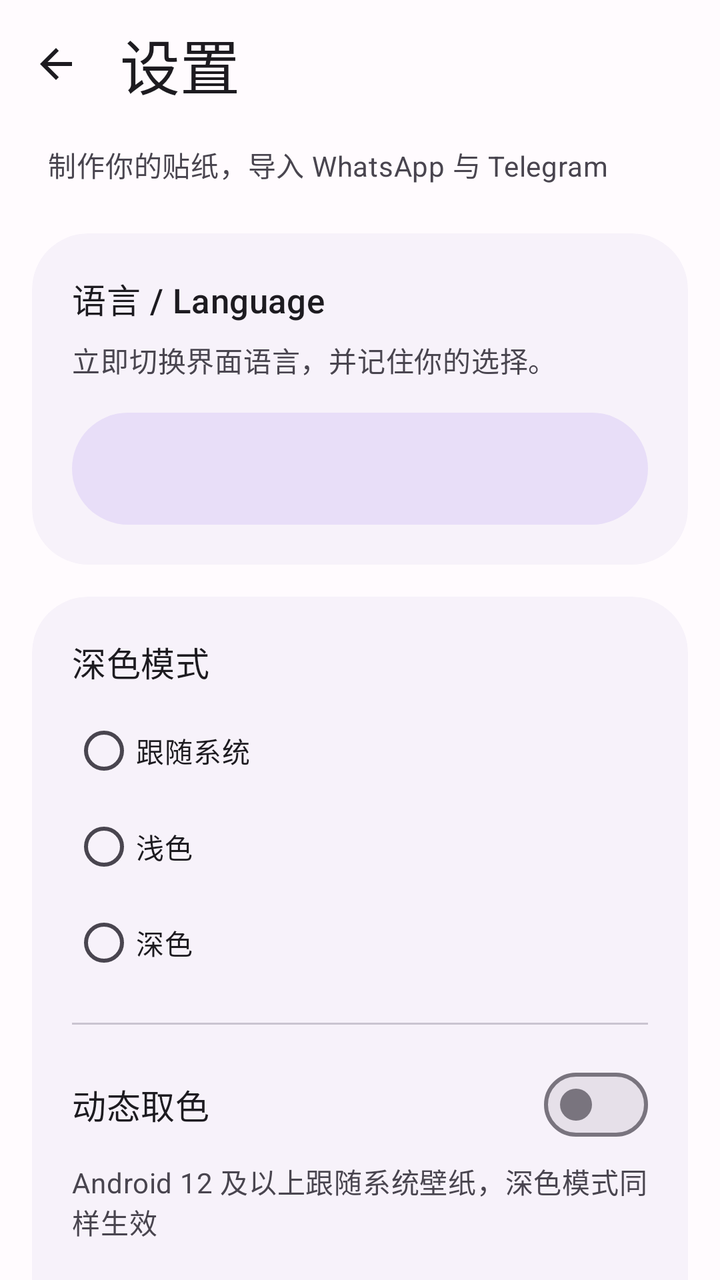
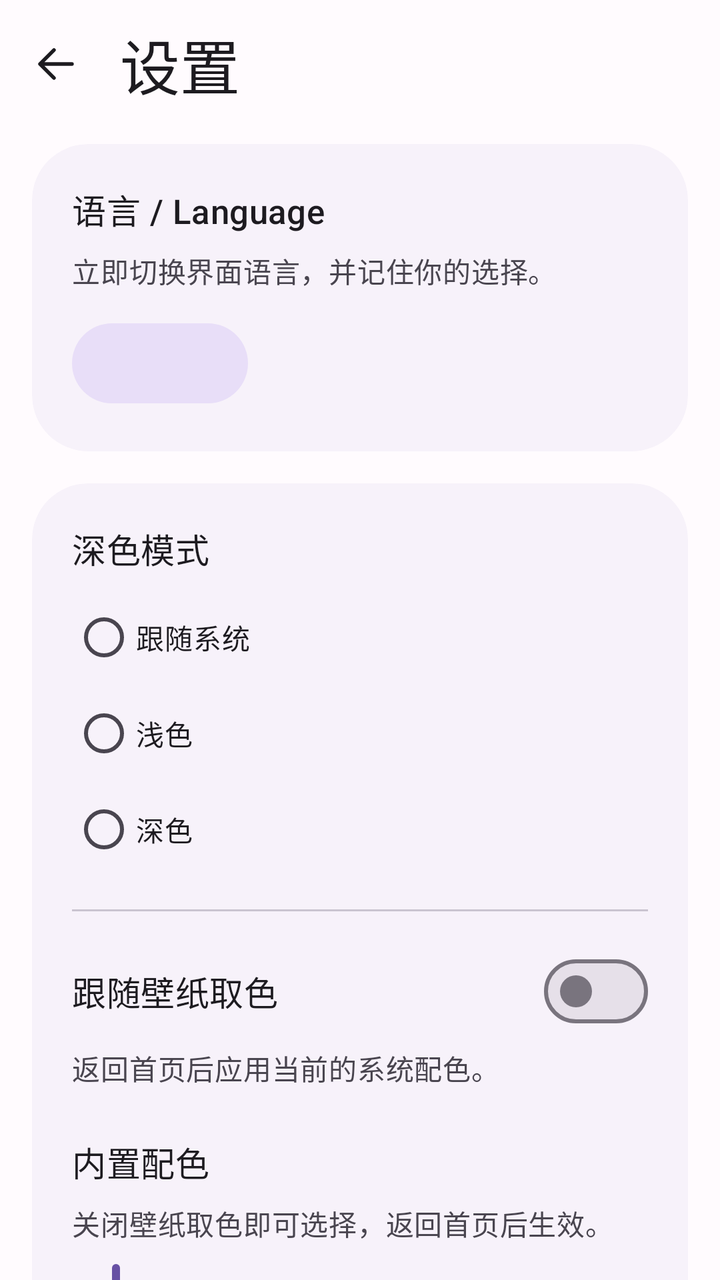

The first picture is an Android layout as it rendered before a commit; the second is the same layout after the commit. The layout source and the unified diff follow.
<!-- AndroidManifest.xml: application theme AppTheme -->
<!-- res/layout/activity_settings.xml -->
<?xml version="1.0" encoding="utf-8"?>
<androidx.coordinatorlayout.widget.CoordinatorLayout
    xmlns:android="http://schemas.android.com/apk/res/android"
    xmlns:app="http://schemas.android.com/apk/res-auto"
    android:id="@+id/settings_root"
    android:layout_width="match_parent"
    android:layout_height="match_parent"
    android:background="?attr/colorSurface">

    <com.google.android.material.appbar.AppBarLayout
        android:layout_width="match_parent"
        android:layout_height="wrap_content"
        android:background="?attr/colorSurface"
        android:stateListAnimator="@null"
        app:elevation="0dp"
        app:liftOnScroll="false">

        <com.google.android.material.appbar.MaterialToolbar
            android:id="@+id/settings_toolbar"
            android:layout_width="match_parent"
            android:layout_height="?attr/actionBarSize"
            app:navigationIcon="@drawable/ic_back"
            app:navigationContentDescription="@string/main_title"
            app:title="@string/settings_title"
            app:titleTextAppearance="@style/TextAppearance.App.Headline" />
    </com.google.android.material.appbar.AppBarLayout>

    <androidx.core.widget.NestedScrollView
        android:layout_width="match_parent"
        android:layout_height="match_parent"
        android:clipToPadding="false"
        android:fillViewport="true"
        app:layout_behavior="@string/appbar_scrolling_view_behavior">

        <LinearLayout
            android:layout_width="match_parent"
            android:layout_height="wrap_content"
            android:orientation="vertical"
            android:paddingStart="16dp"
            android:paddingTop="8dp"
            android:paddingEnd="16dp"
            android:paddingBottom="32dp">

            <TextView
                android:layout_width="match_parent"
                android:layout_height="wrap_content"
                android:layout_marginStart="8dp"
                android:layout_marginEnd="8dp"
                android:layout_marginBottom="24dp"
                android:text="@string/main_subtitle"
                android:textAppearance="@style/TextAppearance.App.Body"
                android:textColor="?attr/colorOnSurfaceVariant" />

            <com.google.android.material.card.MaterialCardView
                style="@style/Widget.App.Card"
                android:layout_width="match_parent"
                android:layout_height="wrap_content"
                android:layout_marginBottom="16dp">

                <LinearLayout
                    android:layout_width="match_parent"
                    android:layout_height="wrap_content"
                    android:orientation="vertical">

                    <TextView
                        android:layout_width="match_parent"
                        android:layout_height="wrap_content"
                        android:text="@string/settings_language"
                        android:textAppearance="@style/TextAppearance.App.Title" />

                    <TextView
                        android:layout_width="match_parent"
                        android:layout_height="wrap_content"
                        android:layout_marginTop="8dp"
                        android:text="@string/settings_language_summary"
                        android:textAppearance="@style/TextAppearance.App.Body"
                        android:textColor="?attr/colorOnSurfaceVariant" />

                    <com.google.android.material.button.MaterialButton
                        android:id="@+id/language_button"
                        style="@style/Widget.Material3.Button.TonalButton"
                        android:layout_width="match_parent"
                        android:layout_height="wrap_content"
                        android:layout_marginTop="16dp"
                        android:ellipsize="end"
                        android:maxLines="2"
                        android:minHeight="56dp"
                        android:paddingTop="12dp"
                        android:paddingBottom="12dp"
                        android:insetTop="0dp"
                        android:insetBottom="0dp" />
                </LinearLayout>
            </com.google.android.material.card.MaterialCardView>

            <com.google.android.material.card.MaterialCardView
                style="@style/Widget.App.Card"
                android:layout_width="match_parent"
                android:layout_height="wrap_content"
                android:layout_marginBottom="16dp">

                <LinearLayout
                    android:layout_width="match_parent"
                    android:layout_height="wrap_content"
                    android:orientation="vertical">

                    <TextView
                        android:layout_width="match_parent"
                        android:layout_height="wrap_content"
                        android:layout_marginBottom="8dp"
                        android:text="@string/settings_theme"
                        android:textAppearance="@style/TextAppearance.App.Title" />

                    <com.google.android.material.radiobutton.MaterialRadioButton
                        android:id="@+id/mode_system"
                        android:layout_width="match_parent"
                        android:layout_height="wrap_content"
                        android:minHeight="48dp"
                        android:paddingTop="8dp"
                        android:paddingBottom="8dp"
                        android:text="@string/mode_system"
                        android:textAppearance="@style/TextAppearance.App.Body" />

                    <com.google.android.material.radiobutton.MaterialRadioButton
                        android:id="@+id/mode_light"
                        android:layout_width="match_parent"
                        android:layout_height="wrap_content"
                        android:minHeight="48dp"
                        android:paddingTop="8dp"
                        android:paddingBottom="8dp"
                        android:text="@string/mode_light"
                        android:textAppearance="@style/TextAppearance.App.Body" />

                    <com.google.android.material.radiobutton.MaterialRadioButton
                        android:id="@+id/mode_dark"
                        android:layout_width="match_parent"
                        android:layout_height="wrap_content"
                        android:minHeight="48dp"
                        android:paddingTop="8dp"
                        android:paddingBottom="8dp"
                        android:text="@string/mode_dark"
                        android:textAppearance="@style/TextAppearance.App.Body" />

                    <View
                        android:layout_width="match_parent"
                        android:layout_height="1dp"
                        android:layout_marginTop="16dp"
                        android:layout_marginBottom="16dp"
                        android:background="?attr/colorOutlineVariant" />

                    <com.google.android.material.materialswitch.MaterialSwitch
                        android:id="@+id/dynamic_switch"
                        android:layout_width="match_parent"
                        android:layout_height="wrap_content"
                        android:minHeight="48dp"
                        android:paddingTop="8dp"
                        android:paddingBottom="8dp"
                        android:text="@string/settings_dynamic"
                        android:textAppearance="@style/TextAppearance.App.Title" />

                    <TextView
                        android:layout_width="match_parent"
                        android:layout_height="wrap_content"
                        android:layout_marginTop="4dp"
                        android:text="@string/settings_dynamic_summary"
                        android:textAppearance="@style/TextAppearance.App.Body"
                        android:textColor="?attr/colorOnSurfaceVariant" />

                    <TextView
                        android:layout_width="match_parent"
                        android:layout_height="wrap_content"
                        android:layout_marginTop="24dp"
                        android:text="@string/settings_seed"
                        android:textAppearance="@style/TextAppearance.App.Title" />

                    <TextView
                        android:layout_width="match_parent"
                        android:layout_height="wrap_content"
                        android:layout_marginTop="8dp"
                        android:text="@string/settings_seed_summary"
                        android:textAppearance="@style/TextAppearance.App.Body"
                        android:textColor="?attr/colorOnSurfaceVariant" />

                    <com.google.android.material.slider.Slider
                        android:id="@+id/seed_slider"
                        android:layout_width="match_parent"
                        android:layout_height="48dp"
                        android:layout_marginTop="8dp"
                        android:contentDescription="@string/settings_seed"
                        android:stepSize="1"
                        android:valueFrom="0"
                        android:valueTo="5" />
                </LinearLayout>
            </com.google.android.material.card.MaterialCardView>

            <com.google.android.material.card.MaterialCardView
                style="@style/Widget.App.Card"
                android:layout_width="match_parent"
                android:layout_height="wrap_content"
                android:layout_marginBottom="16dp">

                <LinearLayout
                    android:layout_width="match_parent"
                    android:layout_height="wrap_content"
                    android:orientation="vertical">

                    <TextView
                        android:layout_width="match_parent"
                        android:layout_height="wrap_content"
                        android:text="@string/source_telegram"
                        android:textAppearance="@style/TextAppearance.App.Title" />

                    <TextView
                        android:layout_width="match_parent"
                        android:layout_height="wrap_content"
                        android:layout_marginTop="8dp"
                        android:text="@string/telegram_token_help"
                        android:textAppearance="@style/TextAppearance.App.Body"
                        android:textColor="?attr/colorOnSurfaceVariant" />

                    <com.google.android.material.textfield.TextInputLayout
                        android:layout_width="match_parent"
                        android:layout_height="wrap_content"
                        android:layout_marginTop="16dp"
                        android:hint="@string/telegram_token_title"
                        app:endIconMode="none">

                        <com.google.android.material.textfield.TextInputEditText
                            android:id="@+id/telegram_token_input"
                            android:layout_width="match_parent"
                            android:layout_height="wrap_content"
                            android:importantForAutofill="no"
                            android:inputType="textPassword|textNoSuggestions"
                            android:maxLines="1"
                            android:minHeight="56dp"
                            android:saveEnabled="false"
                            android:singleLine="true" />
                    </com.google.android.material.textfield.TextInputLayout>

                    <TextView
                        android:id="@+id/telegram_bot_status"
                        android:layout_width="match_parent"
                        android:layout_height="wrap_content"
                        android:layout_marginTop="12dp"
                        android:accessibilityLiveRegion="polite"
                        android:textAppearance="@style/TextAppearance.App.Body"
                        android:textColor="?attr/colorOnSurfaceVariant" />

                    <LinearLayout
                        android:layout_width="match_parent"
                        android:layout_height="wrap_content"
                        android:layout_marginTop="16dp"
                        android:gravity="center_vertical"
                        android:orientation="horizontal">

                        <com.google.android.material.button.MaterialButton
                            android:id="@+id/telegram_save_button"
                            android:layout_width="0dp"
                            android:layout_height="wrap_content"
                            android:layout_weight="1"
                            android:ellipsize="end"
                            android:maxLines="2"
                            android:minWidth="0dp"
                            android:minHeight="56dp"
                            android:paddingTop="12dp"
                            android:paddingBottom="12dp"
                            android:text="@string/save_and_test"
                            android:insetTop="0dp"
                            android:insetBottom="0dp" />

                        <com.google.android.material.button.MaterialButton
                            android:id="@+id/telegram_clear_button"
                            style="@style/Widget.Material3.Button.TextButton"
                            android:layout_width="wrap_content"
                            android:layout_height="wrap_content"
                            android:layout_marginStart="8dp"
                            android:minWidth="64dp"
                            android:minHeight="56dp"
                            android:paddingStart="12dp"
                            android:paddingEnd="12dp"
                            android:text="@string/clear"
                            android:insetTop="0dp"
                            android:insetBottom="0dp" />
                    </LinearLayout>
                </LinearLayout>
            </com.google.android.material.card.MaterialCardView>

            <com.google.android.material.card.MaterialCardView
                style="@style/Widget.App.Card"
                android:layout_width="match_parent"
                android:layout_height="wrap_content">

                <LinearLayout
                    android:layout_width="match_parent"
                    android:layout_height="wrap_content"
                    android:orientation="vertical">

                    <TextView
                        android:layout_width="match_parent"
                        android:layout_height="wrap_content"
                        android:layout_marginBottom="8dp"
                        android:text="@string/about_title"
                        android:textAppearance="@style/TextAppearance.App.Title" />

                    <TextView
                        android:id="@+id/about_author"
                        android:layout_width="match_parent"
                        android:layout_height="wrap_content"
                        android:gravity="center_vertical"
                        android:minHeight="48dp"
                        android:paddingTop="12dp"
                        android:paddingBottom="12dp"
                        android:text="@string/about_author"
                        android:textAppearance="@style/TextAppearance.App.Body" />

                    <TextView
                        android:id="@+id/about_repository"
                        android:layout_width="match_parent"
                        android:layout_height="wrap_content"
                        android:autoLink="web"
                        android:gravity="center_vertical"
                        android:minHeight="48dp"
                        android:paddingTop="12dp"
                        android:paddingBottom="12dp"
                        android:text="@string/about_repository"
                        android:textAppearance="@style/TextAppearance.App.Body"
                        android:textColorLink="?attr/colorPrimary" />

                    <TextView
                        android:id="@+id/about_version"
                        android:layout_width="match_parent"
                        android:layout_height="wrap_content"
                        android:gravity="center_vertical"
                        android:minHeight="48dp"
                        android:paddingTop="12dp"
                        android:paddingBottom="12dp"
                        android:textAppearance="@style/TextAppearance.App.Body" />

                    <TextView
                        android:layout_width="match_parent"
                        android:layout_height="wrap_content"
                        android:layout_marginTop="8dp"
                        android:text="@string/about_license"
                        android:textAppearance="@style/TextAppearance.App.Caption"
                        android:textColor="?attr/colorOnSurfaceVariant" />
                </LinearLayout>
            </com.google.android.material.card.MaterialCardView>
        </LinearLayout>
    </androidx.core.widget.NestedScrollView>
</androidx.coordinatorlayout.widget.CoordinatorLayout>
<!-- resources referenced by this layout -->
<resources>
  <!-- drawable ic_back (drawable) -->
  <vector xmlns:android="http://schemas.android.com/apk/res/android"
      android:width="24dp" android:height="24dp"
      android:viewportWidth="24" android:viewportHeight="24">
      <path android:fillColor="?attr/colorOnSurface"
          android:pathData="M20,11H7.8l5.6,-5.6L12,4l-8,8l8,8l1.4,-1.4L7.8,13H20z" />
  </vector>
  <string name="about_author">作者 / 版权：midi-HL</string>
  <string name="about_license">许可：GPL-3.0-only；作者 midi-HL，仓库 https://github.com/midi-HL/wastickers-importer。第三方组件仍适用各自原许可，详见 LICENSE 与 NOTICE。</string>
  <string name="about_repository">开源仓库：https://github.com/midi-HL/wastickers-importer</string>
  <string name="about_title">关于</string>
  <string name="clear">清除</string>
  <string name="main_subtitle">制作你的贴纸，导入 WhatsApp 与 Telegram</string>
  <string name="main_title">我的贴纸包</string>
  <string name="mode_dark">深色</string>
  <string name="mode_light">浅色</string>
  <string name="mode_system">跟随系统</string>
  <string name="save_and_test">保存并测试连接</string>
  <string name="settings_dynamic">动态取色</string>
  <string name="settings_dynamic_summary">Android 12 及以上跟随系统壁纸，深色模式同样生效</string>
  <string name="settings_language">语言 / Language</string>
  <string name="settings_language_summary">立即切换界面语言，并记住你的选择。</string>
  <string name="settings_seed">内置种子色</string>
  <string name="settings_seed_summary">关闭动态取色或设备不支持时，由所选种子色生成 MD3 配色</string>
  <string name="settings_theme">深色模式</string>
  <string name="settings_title">设置</string>
  <string name="source_telegram">Telegram</string>
  <string name="telegram_token_help">在 Telegram 找 @BotFather → /newbot → 按提示命名 → 复制 token。仅用于访问 api.telegram.org，保存在 Android Keystore 加密的 SharedPreferences。</string>
  <string name="telegram_token_title">Telegram Bot Token</string>
  <style name="AppTheme" parent="Base.AppTheme" />
  <style name="Base.AppTheme" parent="Theme.Material3.DayNight.NoActionBar">
          <item name="dynamicColorThemeOverlay">@style/ThemeOverlay.Material3.DynamicColors.DayNight</item>
          <item name="colorPrimary">@color/seed_primary</item>
          <item name="colorOnPrimary">@color/seed_on_primary</item>
          <item name="colorPrimaryContainer">@color/seed_primary_container</item>
          <item name="colorOnPrimaryContainer">@color/seed_on_primary_container</item>
          <item name="colorSurface">@color/md3_surface</item>
          <item name="colorSurfaceContainer">@color/md3_surface_container</item>
          <item name="colorSurfaceContainerLow">@color/md3_surface_container_low</item>
          <item name="colorSurfaceContainerHigh">@color/md3_surface_container_high</item>
          <item name="android:colorBackground">@color/md3_surface</item>
          <item name="android:windowActivityTransitions">true</item>
          <item name="android:windowContentTransitions">true</item>
          <item name="shapeAppearanceSmallComponent">@style/ShapeAppearance.App.Small</item>
          <item name="shapeAppearanceMediumComponent">@style/ShapeAppearance.App.Medium</item>
          <item name="shapeAppearanceLargeComponent">@style/ShapeAppearance.App.Large</item>
          <item name="textInputStyle">@style/Widget.App.TextInput</item>
          <item name="textInputOutlinedStyle">@style/Widget.App.TextInput</item>
          <item name="bottomSheetDialogTheme">@style/ThemeOverlay.App.BottomSheet</item>
      </style>
  <color name="seed_primary">#FF6750A4</color>
  <color name="seed_on_primary">#FFFFFFFF</color>
  <color name="seed_primary_container">#FFEADDFF</color>
  <color name="seed_on_primary_container">#FF21005D</color>
  <color name="md3_surface">#FFFFFBFE</color>
  <color name="md3_surface_container">#FFF3EDF7</color>
  <color name="md3_surface_container_low">#FFF7F2FA</color>
  <color name="md3_surface_container_high">#FFECE6F0</color>
  <style name="ShapeAppearance.App.Medium" parent="ShapeAppearance.Material3.Corner.Large"><item name="cornerSize">24dp</item></style>
  <!-- unchanged entries left out for length: 10 -->
</resources>

<!-- the commit's change to res/layout/activity_settings.xml (unified diff, before → after) -->
@@ -20,7 +20,7 @@
             android:layout_width="match_parent"
             android:layout_height="?attr/actionBarSize"
             app:navigationIcon="@drawable/ic_back"
-            app:navigationContentDescription="@string/main_title"
+            app:navigationContentDescription="@string/navigate_back"
             app:title="@string/settings_title"
             app:titleTextAppearance="@style/TextAppearance.App.Headline" />
     </com.google.android.material.appbar.AppBarLayout>
@@ -39,17 +39,7 @@
             android:paddingStart="16dp"
             android:paddingTop="8dp"
             android:paddingEnd="16dp"
-            android:paddingBottom="32dp">
-
-            <TextView
-                android:layout_width="match_parent"
-                android:layout_height="wrap_content"
-                android:layout_marginStart="8dp"
-                android:layout_marginEnd="8dp"
-                android:layout_marginBottom="24dp"
-                android:text="@string/main_subtitle"
-                android:textAppearance="@style/TextAppearance.App.Body"
-                android:textColor="?attr/colorOnSurfaceVariant" />
+            android:paddingBottom="24dp">
 
             <com.google.android.material.card.MaterialCardView
                 style="@style/Widget.App.Card"
@@ -79,16 +69,12 @@
                     <com.google.android.material.button.MaterialButton
                         android:id="@+id/language_button"
                         style="@style/Widget.Material3.Button.TonalButton"
-                        android:layout_width="match_parent"
-                        android:layout_height="wrap_content"
-                        android:layout_marginTop="16dp"
+                        android:layout_width="wrap_content"
+                        android:layout_height="wrap_content"
+                        android:layout_marginTop="12dp"
                         android:ellipsize="end"
                         android:maxLines="2"
-                        android:minHeight="56dp"
-                        android:paddingTop="12dp"
-                        android:paddingBottom="12dp"
-                        android:insetTop="0dp"
-                        android:insetBottom="0dp" />
+                        android:minHeight="48dp" />
                 </LinearLayout>
             </com.google.android.material.card.MaterialCardView>
 
@@ -151,6 +137,7 @@
                         android:id="@+id/dynamic_switch"
                         android:layout_width="match_parent"
                         android:layout_height="wrap_content"
+                        android:saveEnabled="false"
                         android:minHeight="48dp"
                         android:paddingTop="8dp"
                         android:paddingBottom="8dp"
@@ -159,6 +146,7 @@
 
                     <TextView
                         android:layout_width="match_parent"
+                        android:id="@+id/dynamic_color_summary"
                         android:layout_height="wrap_content"
                         android:layout_marginTop="4dp"
                         android:text="@string/settings_dynamic_summary"
@@ -175,6 +163,7 @@
                     <TextView
                         android:layout_width="match_parent"
                         android:layout_height="wrap_content"
+                        android:id="@+id/seed_color_summary"
                         android:layout_marginTop="8dp"
                         android:text="@string/settings_seed_summary"
                         android:textAppearance="@style/TextAppearance.App.Body"
@@ -185,6 +174,7 @@
                         android:layout_width="match_parent"
                         android:layout_height="48dp"
                         android:layout_marginTop="8dp"
+                        android:saveEnabled="false"
                         android:contentDescription="@string/settings_seed"
                         android:stepSize="1"
                         android:valueFrom="0"
<!-- resource entries referenced after the edit -->
@@ -3,27 +3,27 @@
   <!-- drawable ic_back (drawable) -->
   <vector xmlns:android="http://schemas.android.com/apk/res/android"
       android:width="24dp" android:height="24dp"
-      android:viewportWidth="24" android:viewportHeight="24">
-      <path android:fillColor="?attr/colorOnSurface"
-          android:pathData="M20,11H7.8l5.6,-5.6L12,4l-8,8l8,8l1.4,-1.4L7.8,13H20z" />
+      android:viewportWidth="24" android:viewportHeight="24" android:autoMirrored="true">
+      <path android:fillColor="#00000000" android:strokeColor="?attr/colorOnSurface" android:strokeWidth="1.8"
+          android:strokeLineCap="round" android:strokeLineJoin="round"
+          android:pathData="M20,12 H4 M11,5 L4,12 L11,19" />
   </vector>
   <string name="about_author">作者 / 版权：midi-HL</string>
   <string name="about_license">许可：GPL-3.0-only；作者 midi-HL，仓库 https://github.com/midi-HL/wastickers-importer。第三方组件仍适用各自原许可，详见 LICENSE 与 NOTICE。</string>
   <string name="about_repository">开源仓库：https://github.com/midi-HL/wastickers-importer</string>
   <string name="about_title">关于</string>
   <string name="clear">清除</string>
-  <string name="main_subtitle">制作你的贴纸，导入 WhatsApp 与 Telegram</string>
-  <string name="main_title">我的贴纸包</string>
   <string name="mode_dark">深色</string>
   <string name="mode_light">浅色</string>
   <string name="mode_system">跟随系统</string>
+  <string name="navigate_back">返回</string>
   <string name="save_and_test">保存并测试连接</string>
-  <string name="settings_dynamic">动态取色</string>
-  <string name="settings_dynamic_summary">Android 12 及以上跟随系统壁纸，深色模式同样生效</string>
+  <string name="settings_dynamic">跟随壁纸取色</string>
+  <string name="settings_dynamic_summary">返回首页后应用当前的系统配色。</string>
   <string name="settings_language">语言 / Language</string>
   <string name="settings_language_summary">立即切换界面语言，并记住你的选择。</string>
-  <string name="settings_seed">内置种子色</string>
-  <string name="settings_seed_summary">关闭动态取色或设备不支持时，由所选种子色生成 MD3 配色</string>
+  <string name="settings_seed">内置配色</string>
+  <string name="settings_seed_summary">关闭壁纸取色即可选择，返回首页后生效。</string>
   <string name="settings_theme">深色模式</string>
   <string name="settings_title">设置</string>
   <string name="source_telegram">Telegram</string>
@@ -31,7 +31,6 @@
   <string name="telegram_token_title">Telegram Bot Token</string>
   <style name="AppTheme" parent="Base.AppTheme" />
   <style name="Base.AppTheme" parent="Theme.Material3.DayNight.NoActionBar">
-          <item name="dynamicColorThemeOverlay">@style/ThemeOverlay.Material3.DynamicColors.DayNight</item>
           <item name="colorPrimary">@color/seed_primary</item>
           <item name="colorOnPrimary">@color/seed_on_primary</item>
           <item name="colorPrimaryContainer">@color/seed_primary_container</item>
